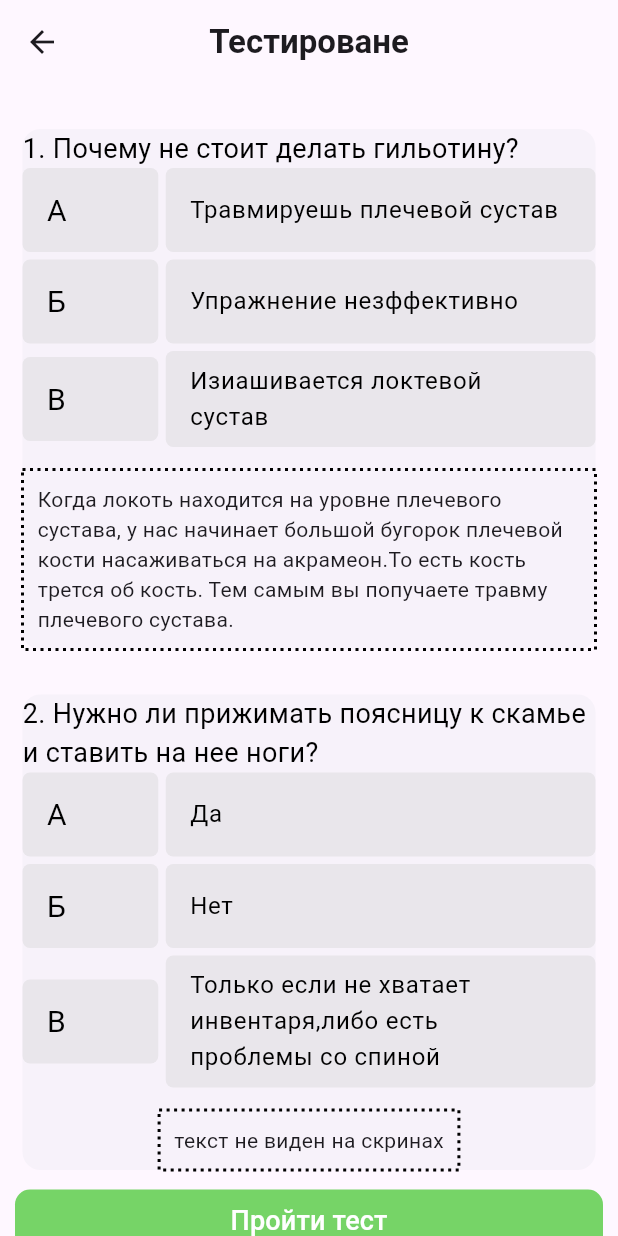
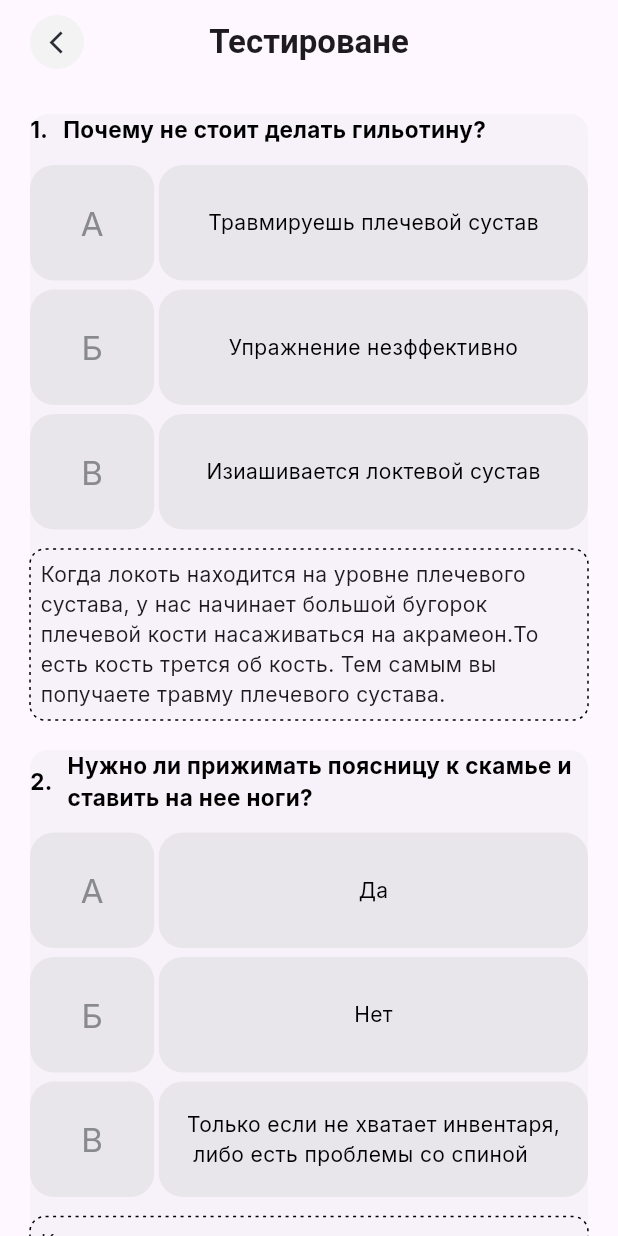
Before and after one commit to Avanesyan1/test_app, a Flutter app: the TestPage screen opened by its route, on a phone screen of 412 x 824 dp. Run offline on Flutter 3.47's test engine with Material 3 defaults, Android fonts, the light colour scheme and no system bars; drawn by our look-alikes of dotted_border; our stand-ins replace google_fonts.

Commit message:
second commit

```diff
--- a/lib/model/question.dart
+++ b/lib/model/question.dart
@@ -1,5 +1,5 @@
 class Question {
-  final String question;
+  final List<List<String>> question;
   final Map<String,String> option;
   final int correctAnswerIndex;
   final String infotext;
@@ -9,7 +9,7 @@ class Question {
 
 List<Question> questions = [
   Question(
-  question: '1. Почему не стоит делать гильотину?',
+  question: [['1.'],['Почему не стоит делать гильотину?']],
   option: {'A':'Травмируешь плечевой сустав',
            'Б':'Упражнение незффективно',
            'В': 'Изиашивается локтевой сустав'
@@ -18,13 +18,31 @@ List<Question> questions = [
   infotext: 'Когда локоть находится на уровне плечевого сустава, у нас начинает большой бугорок плечевой кости насаживаться на акрамеон.То есть кость трется об кость. Тем самым вы попучаете травму плечевого сустава.'
 ),
   Question(
-  question: '2. Нужно ли прижимать поясницу к скамье и ставить на нее ноги?',
+  question: [ ['2.'],['Нужно ли прижимать поясницу к скамье и ставить на нее ноги?']],
   option: {'А':'Да',
            'Б':'Нет',
-           'В':'Только если не хватает инвентаря,либо есть проблемы со спиной'
+           'В':'Только если не хватает инвентаря,\n либо есть проблемы со спиной'
   },
   correctAnswerIndex: 0,
-  infotext: 'текст не виден на скринах'
-)
+  infotext: 'Когда локоть находится на уровне плечевого сустава, у нас начинает большой бугорок плечевой кости насаживаться на акрамеон.То есть кость трется об кость. Тем самым вы попучаете травму плечевого сустава.'
+  ),
+  Question(
+  question: [ ['2.'],['Нужно ли прижимать поясницу к скамье и ставить на нее ноги?']],
+  option: {'А':'Да',
+           'Б':'Нет',
+           'В':'Только если не хватает инвентаря,\n либо есть проблемы со спиной'
+  },
+  correctAnswerIndex: 0,
+  infotext: 'Когда локоть находится на уровне плечевого сустава, у нас начинает большой бугорок плечевой кости насаживаться на акрамеон.То есть кость трется об кость. Тем самым вы попучаете травму плечевого сустава.'
+  ),
+  Question(
+  question: [ ['2.'],['Нужно ли прижимать поясницу к скамье и ставить на нее ноги?']],
+  option: {'А':'Да',
+           'Б':'Нет',
+           'В':'Только если не хватает инвентаря,\n либо есть проблемы со спиной'
+  },
+  correctAnswerIndex: 0,
+  infotext: 'Когда локоть находится на уровне плечевого сустава, у нас начинает большой бугорок плечевой кости насаживаться на акрамеон.То есть кость трется об кость. Тем самым вы попучаете травму плечевого сустава.'
+  ),
 
 ];
--- a/lib/pages/bottomSheet.dart
+++ b/lib/pages/bottomSheet.dart
@@ -1,38 +1,50 @@
 import 'package:flutter/material.dart';
+import 'package:google_fonts/google_fonts.dart';
 
 class MyCustomBottomSheet extends StatelessWidget {
   const MyCustomBottomSheet({required this.answer,super.key});
   final bool answer;
+
   @override
   Widget build(BuildContext context) {
-    return SizedBox(
-              height: (answer ? 380: 320),
+    return Container(
+              decoration: const BoxDecoration(
+                           gradient:  RadialGradient(
+                                        colors: [
+                                          Color.fromRGBO(107, 65, 227, 0.5),
+                                          Color.fromRGBO(144, 106, 255, 0.5),
+                                        ],
+                                      )
+                                ),
+              height: (answer ? 420: 350),
               width: double.infinity,
               child: Column(
                         mainAxisAlignment: MainAxisAlignment.center,
                         children: [
                            SizedBox(
-                              width: 200,
-                              height:160,
+                              width: 500,
+                              height:200,
                               child: Image.asset(answer ?'assets/hand.png':'assets/list.png')),
                               Text(answer ? 'Тест пройден!' : 'Тест не пройден :(',
-                                   style: const TextStyle(color: Colors.white, fontWeight: FontWeight.bold, fontSize: 28),),
-                              answer ? const Text('Вам начислено +100 опыта',
-                                                 style: TextStyle(fontSize: 24,color: Colors.white)): const Text(''),
-                              answer ? const Padding(
-                                padding: EdgeInsets.only(top: 20,right: 20, left: 20),
+                                   style: GoogleFonts.inter(textStyle: const TextStyle(color: Colors.white, fontWeight: FontWeight.bold, fontSize: 27)),),
+                              answer ? Text('Вам начислено +100 опыта',
+                                   style: GoogleFonts.inter(textStyle: const TextStyle(fontSize: 18,color: Colors.white)))
+                              :const Text(''),
+                              answer ? Padding(
+                                padding: const EdgeInsets.only(top: 20,right: 40, left: 40),
                                 child:Column(
                                        children: [
                                               LinearProgressIndicator(
+                                                  borderRadius: BorderRadius.circular(30) ,
                                                   value: 0.5,
                                                   backgroundColor: Colors.white,
-                                                color: Color.fromRGBO(98, 62, 174, 1),
+                                                  color: const Color.fromRGBO(98, 62, 174, 1),
                                                    ),
                                               Row(
                                                 mainAxisAlignment: MainAxisAlignment.spaceBetween,
                                                 children: [
-                                                  Text('500/2',style: TextStyle(color: Colors.white)),
-                                                  Text('2 lvl',style: TextStyle(color: Colors.white,))
+                                                  Text('500/1000',style: GoogleFonts.inter(textStyle: const TextStyle(fontSize:12,color: Colors.white))),
+                                                  Text('2 lvl',style: GoogleFonts.inter(textStyle: const TextStyle(fontSize:12,color: Colors.white)))
                                                       ],
                                                )
                                        ],
@@ -42,7 +54,7 @@ class MyCustomBottomSheet extends StatelessWidget {
                                 height: 80,
                                 width: double.infinity,
                                 child: Padding(
-                                  padding: const EdgeInsets.all(8.0),
+                                  padding: const EdgeInsets.fromLTRB(20,10,20,10),
                                   child: TextButton(
                                     style:ButtonStyle(shape: MaterialStateProperty.all(RoundedRectangleBorder(
                                       borderRadius: BorderRadius.circular(10))),
@@ -51,13 +63,11 @@ class MyCustomBottomSheet extends StatelessWidget {
                                          Navigator.pop(context);
                                       },
                                       child: Text(answer ? 'Отлично': 'Попробовать еще раз',
-                                      style: const TextStyle(color: Colors.white,fontSize: 18),),),
+                                      style: GoogleFonts.inter(textStyle:const TextStyle(color: Colors.white,fontSize: 17),)),),
                                 ),
                               )
                               ],),
 
                           );
-
-
   }
 }
--- a/lib/pages/exerscise_page.dart
+++ b/lib/pages/exerscise_page.dart
@@ -1,5 +1,4 @@
 import 'package:flutter/material.dart';
-import 'package:flutter/widgets.dart';
 import 'package:test_app/model/exercise_Info.dart';
 
 class Exerscise_Page extends StatefulWidget {
@@ -57,8 +56,7 @@ class _Exerscise_PageState extends State<Exerscise_Page> {
           ),
           Padding(
             padding: const EdgeInsets.all(10.0),
-            child: Container(
-              child:Column(
+            child: Column(
                 children: [
                     Align(
                     alignment: Alignment.topLeft,
@@ -84,7 +82,6 @@ class _Exerscise_PageState extends State<Exerscise_Page> {
               )],
               ),
             ),
-          ),
           Padding(
             padding: const EdgeInsets.all(10.0),
             child: TextButton(
--- a/lib/pages/test_page.dart
+++ b/lib/pages/test_page.dart
@@ -21,8 +21,30 @@ class _TestPageState extends State<TestPage> {
   Widget build(BuildContext context) {
     return Scaffold(
       appBar: AppBar(
+        leading: Padding(
+           padding: const EdgeInsets.only(left: 20),
+           child: Container(
+                    width: 40,
+                    height: 40,
+                    decoration: const BoxDecoration(
+                      color: Color.fromRGBO(243, 243, 243, 1),
+                      shape: BoxShape.circle,
+                    ),
+                    child: Padding(
+                      padding: const EdgeInsets.only(left: 5),
+                      child: IconButton(
+                        onPressed: () {
+                          Navigator.pop(context);
+                        },
+                        icon :const Icon(Icons.arrow_back_ios, color: Color.fromRGBO(44, 47, 54, 1),size: 18,),
+                        ),
+                    ),
+                    ),
+
+         ),
         title: const Text('Тестироване',style: TextStyle(fontWeight: FontWeight.bold)),
         centerTitle: true,
+        scrolledUnderElevation: 0,
       ),
       body: ListView.builder(
         itemCount: questions.length + 1,
@@ -31,14 +53,17 @@ class _TestPageState extends State<TestPage> {
             return MyCustomTestZone(questionIndex: index, questions: questions,selectedAnswers: selectedAnswers,);
           } else {
             return Padding(
-              padding: const EdgeInsets.all(10.0),
+              padding: const EdgeInsets.all(20.0),
+              child: Container(
+                width: 358,
+                height: 56,
                 child: TextButton(
                   style: ButtonStyle(
                     shape: MaterialStateProperty.all(
                       RoundedRectangleBorder(
                         borderRadius: BorderRadius.circular(10))),
                     backgroundColor: MaterialStateProperty.all(const Color.fromRGBO(118, 212, 103, 1))),
-                child: Text(answer ?'Тест пройден, молодец!':'Пройти тест',style: const TextStyle(color: Colors.white,fontSize:18),),
+                  child: Text(answer ?'Тест пройден, молодец!':'Пройти тест',style: const TextStyle(color: Colors.white,fontSize:17),),
                   onPressed:() {
                     int correctAnswers = 0;
                     for (int i = 0; i < questions.length; i++) {
@@ -58,6 +83,7 @@ class _TestPageState extends State<TestPage> {
                     }
                   );
                 }),
+              ),
             );
           }
         },
--- a/lib/pages/test_zone.dart
+++ b/lib/pages/test_zone.dart
@@ -1,6 +1,7 @@
 import 'package:dotted_border/dotted_border.dart';
 import 'package:flutter/material.dart';
 import 'package:test_app/model/question.dart';
+import 'package:google_fonts/google_fonts.dart';
 
 // ignore: must_be_immutable
 class MyCustomTestZone extends StatefulWidget {
@@ -16,18 +17,23 @@ class _MyCustomTestZoneState extends State<MyCustomTestZone> {
   @override
   Widget build(BuildContext context) {
   return SingleChildScrollView(
-    child:
-      Card(
-            margin: const EdgeInsets.fromLTRB(15,30, 15, 0) ,
+    child:Card(
+            margin: const EdgeInsets.fromLTRB(20,20, 20, 0),
             elevation: 0,
             child: Column(
               children: [
-                Align(
-                  alignment: Alignment.centerLeft,
-                  child: Text(questions[widget.questionIndex].question,
-                    style: const TextStyle(fontWeight: FontWeight.w400,color: Colors.black, fontSize: 18)),
+                Row(
+                  children: [
+                      Text(questions[widget.questionIndex].question[0][0],
+                        style: GoogleFonts.inter(textStyle: const TextStyle(fontWeight: FontWeight.bold,color: Colors.black, fontSize: 15))),
+                      const SizedBox(width: 10),
+                      Expanded(
+                        child: Text(questions[widget.questionIndex].question[1][0],
+                                 style: GoogleFonts.inter(textStyle: const TextStyle(fontWeight: FontWeight.bold,color: Colors.black, fontSize: 15))),
                       ),
-
+                  ],
+                ),
+                const SizedBox(height: 10,),
                 ...List.generate(questions[widget.questionIndex].option.length, (optionIndex) {
                   MapEntry entry = questions[widget.questionIndex].option.entries.elementAt(optionIndex);
                   return GestureDetector(
@@ -38,43 +44,49 @@ class _MyCustomTestZoneState extends State<MyCustomTestZone> {
                     },
                     child:  Row(
                       children: [
-              Flexible(
-                flex: 1,
+                          Expanded(
+                              flex: 15,
                               child: Container(
-                    margin: EdgeInsets.only(bottom: 5,right: 5),
+                                width: 77,
+                                height: 77,
+                                margin: const EdgeInsets.only(top: 3,bottom: 3,right: 3),
                                 decoration: BoxDecoration(
                                   color: widget.selectedAnswers[widget.questionIndex] == optionIndex
                                         ? const Color.fromRGBO(129, 93, 234, 1)
                                         : const Color.fromARGB(96, 209, 209, 209),
-                      borderRadius: BorderRadius.circular(5),
+                                  borderRadius: BorderRadius.circular(16),
                                             ),
-                    child: ListTile(
-                      title: Text(entry.key,
-                        style: TextStyle(
-                          fontSize: 20,
+                                child:Center(
+                                  child: Text(entry.key,
+                                      style: GoogleFonts.inter(
+                                        textStyle: TextStyle(
+                                              fontSize: 22,
                                               color: widget.selectedAnswers[widget.questionIndex] == optionIndex
-                                 ? Colors.white : Colors.black,
+                                                    ? Colors.white : const Color.fromRGBO(137, 138, 141, 1),
                                                     )
                                                )
-                          )),
                                           ),
-              Flexible(
-                flex: 3,
+                                      )
+                                     ),
+                          ),
+                          Expanded(
+                            flex: 50,
                             child: Container(
-                  margin: const EdgeInsets.only(bottom: 5),
+                              height: 77,
+                              margin: const EdgeInsets.only(top :3, bottom: 3),
                               decoration: BoxDecoration(
                                 color: widget.selectedAnswers[widget.questionIndex] == optionIndex
                                       ? const Color.fromRGBO(129, 93, 234, 1)
                                       : const Color.fromARGB(96, 209, 209, 209),
-                    borderRadius: BorderRadius.circular(5),
+                                borderRadius: BorderRadius.circular(16),
                               ),
-                  child: ListTile(
-                    title: Text(entry.value,
-                      style: TextStyle(
+                              child:Center(
+                                child: Text(entry.value,
+                                    style: GoogleFonts.inter(textStyle: TextStyle(
                                       color: widget.selectedAnswers[widget.questionIndex] == optionIndex
                                             ? Colors.white : Colors.black,
-                      )
-                  )
+                                    ))
+                                ),
                               )
                         )
                       )
@@ -86,14 +98,17 @@ class _MyCustomTestZoneState extends State<MyCustomTestZone> {
               Padding(
                   padding: const EdgeInsets.only(top: 10),
                   child: DottedBorder(
+                          borderType: BorderType.RRect,
+                          radius: const Radius.circular(10),
                           dashPattern: const [2, 3],
                           color: Colors.black,
-                    strokeWidth: 2,
-                    child: Container(
-                        margin: const EdgeInsets.all(8),
-                        child: Text(questions[widget.questionIndex].infotext))),
+                          strokeWidth: 1,
+                          child: Padding(
+                            padding: const EdgeInsets.all(5),
+                            child: Text(questions[widget.questionIndex].infotext,
+                            style: GoogleFonts.inter())))),
+        ]
       ),
-      ]),
       ),
       );
   }
--- a/pubspec.yaml
+++ b/pubspec.yaml
@@ -29,6 +29,7 @@ dependencies:
   cupertino_icons: ^1.0.6
   flutter_dotted: ^0.0.4
   dotted_border: ^2.1.0
+  google_fonts: ^6.2.1
 
 dev_dependencies:
   flutter_test:
```
Also changed, not shown: pubspec.lock. Lines whose indentation alone changed are shown as unchanged.
